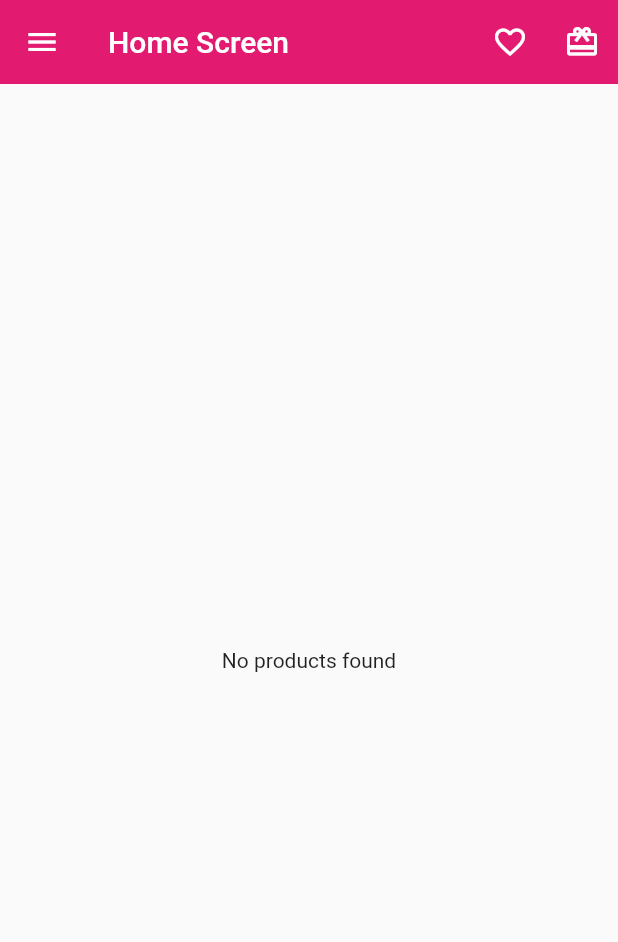
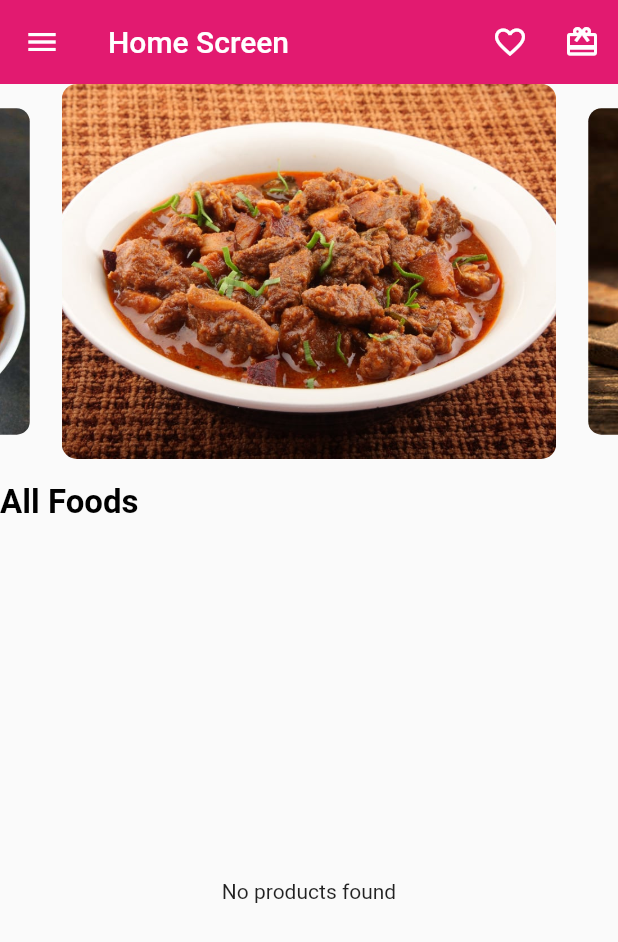
Before and after one commit to arifxpartbd/food-shop-app, a Flutter app: the HomeScreen screen opened directly, on a phone screen of 412 x 824 dp. Shown: the top 942 px of the screen. Run offline on Flutter 3.47's test engine with Material 2 defaults, Android fonts, the phone set to English and light mode, and no system bars; drawn by our look-alikes of carousel_slider; our stand-ins replace cloud_firestore, firebase_auth, firebase_core, firebase_storage, get, image_picker; accounts and stored records are empty.

```diff
--- a/lib/models/product_model.dart
+++ b/lib/models/product_model.dart
@@ -1,12 +1,16 @@
 
 class Product {
-  final String id;
+    final String id;
   final String name;
   final double price;
+  final double discount;
+  final String description;
   final List<String> imageUrls;
   final List<Review>? reviews; // Optional list of reviews
 
   Product({
+    required this.description,
+    required this.discount,
     required this.id,
     required this.name,
     required this.price,
@@ -27,6 +31,8 @@ class Product {
         : null;
 
     return Product(
+      discount: map['discount']?.toDouble() ?? 0.0,
+      description: map['description'] ?? '',
       id: id,
       name: map['name'] ?? '',
       price: (map['price'] ?? 0.0).toDouble(),
--- a/lib/screens/home_screen.dart
+++ b/lib/screens/home_screen.dart
@@ -1,3 +1,4 @@
+import 'package:carousel_slider/carousel_slider.dart';
 import 'package:cloud_firestore/cloud_firestore.dart';
 import 'package:firebase_auth/firebase_auth.dart';
 import 'package:flutter/material.dart';
@@ -6,7 +7,9 @@ import 'package:food_delivery_app/getxControllerFile/user_auth_controller.dart';
 import 'package:food_delivery_app/models/product_model.dart';
 import 'package:food_delivery_app/screens/add_product_screen.dart';
 import 'package:food_delivery_app/screens/login_screen.dart';
+import 'package:food_delivery_app/screens/product_details_page.dart';
 import 'package:food_delivery_app/screens/profile_update_screen.dart';
+import 'package:food_delivery_app/utils/my_text_style.dart';
 import 'package:get/get.dart';
 
 import '../utils/my_colors.dart';
@@ -26,6 +29,14 @@ class _HomeScreenState extends State<HomeScreen> {
 
   final UserAuthController _userAuthController = Get.find<UserAuthController>();
   final ProductController _productController = Get.find<ProductController>();
+
+  final List<String> sliderImages = [
+    'image1.jpg',
+    'image2.jpeg',
+    'image3.jpg',
+    'image5.jpg',
+    'image6.jpg',
+  ];
 
   Future<void> checkUserData() async {
     final User? currentUser = FirebaseAuth.instance.currentUser;
@@ -68,15 +79,46 @@ class _HomeScreenState extends State<HomeScreen> {
         ],
       ),
 
-      body: StreamBuilder<List<Product>>(
+      body: Column(
+        crossAxisAlignment: CrossAxisAlignment.start,
+        children: [
+          CarouselSlider(
+            items: sliderImages.map((image) {
+              return Container(
+                decoration: BoxDecoration(
+                  borderRadius: BorderRadius.circular(10), // Adjust the radius as needed
+                  image: DecorationImage(
+                    image: AssetImage('images/$image'),
+                    fit: BoxFit.cover,
+                  ),
+                ),
+                width: double.infinity,
+                height: 250,
+              );
+
+            }).toList(),
+            options: CarouselOptions(
+              height: 250,
+              autoPlay: true,
+              aspectRatio: 16 / 9,
+              viewportFraction: 0.8,
+              enlargeCenterPage: true,
+              enableInfiniteScroll: true,
+            ),
+          ),
+          const SizedBox(height: 16,),
+          Text("All Foods", style: MyStyle.myTitleTextStyle(Colors.black),),
+          const SizedBox(height: 16,),
+          Expanded(
+            child: StreamBuilder<List<Product>>(
               stream: _productController.productsStream,
               builder: (context, snapshot) {
                 if (snapshot.connectionState == ConnectionState.waiting) {
                   // Show loading indicator
-            return Center(child: CircularProgressIndicator());
+                  return const Center(child: CircularProgressIndicator());
                 } else if (!snapshot.hasData || snapshot.data!.isEmpty) {
                   // Show message when no products are found
-            return Center(child: Text("No products found"));
+                  return const Center(child: Text("No products found"));
                 } else {
                   return GridView.builder(
                     gridDelegate: const SliverGridDelegateWithFixedCrossAxisCount(
@@ -88,6 +130,7 @@ class _HomeScreenState extends State<HomeScreen> {
                       Product product = snapshot.data![index];
                       return GestureDetector(
                         onTap: () {
+                          Get.to(ProductDetailsScreen(product: product));
                           // Handle product tap event
                         },
                         child: Card(
@@ -120,6 +163,9 @@ class _HomeScreenState extends State<HomeScreen> {
                   );
                 }
               },
+            ),
+          ),
+        ],
       ),
       // body: Obx((){
       //   if (_productController.loading.value) {
--- a/pubspec.yaml
+++ b/pubspec.yaml
@@ -43,6 +43,8 @@ dependencies:
   firebase_storage: ^11.2.3
   cached_network_image: ^3.2.3
   uuid: ^3.0.4
+  carousel_slider: ^4.0.0
+
 
 
 dev_dependencies:
```
Also changed, not shown: lib/screens/product_details_page.dart (+118 -0 lines), images/image1.jpg (added), images/image2.jpeg (added), images/image3.jpg (added), images/image5.jpg (added), images/image6.jpg (added), pubspec.lock. Lines whose indentation alone changed are shown as unchanged.
